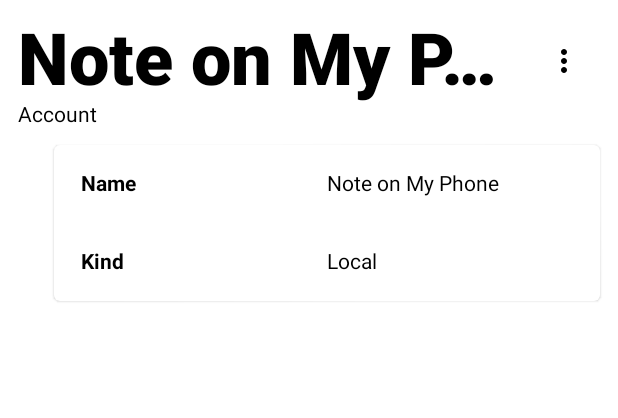
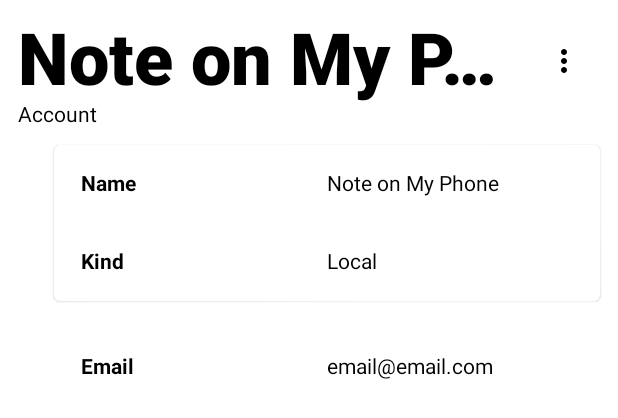
Before and after one commit to bwqr/mavinote, an Android app built with Jetpack Compose: the @Preview function AccountPreview, on a phone screen of 412 x 824 dp. Shown: the top 418 px of the screen. Run offline under Robolectric (Android 15) with nearby library versions, the phone set to English and light mode, and no system bars.

Commit message:
show mavinote account information

```diff
--- a/android/app/src/main/java/com/bwqr/mavinote/ui/note/Account.kt
+++ b/android/app/src/main/java/com/bwqr/mavinote/ui/note/Account.kt
@@ -1,13 +1,10 @@
 package com.bwqr.mavinote.ui.note
 
 import android.util.Log
-import androidx.compose.foundation.clickable
 import androidx.compose.foundation.layout.Column
 import androidx.compose.foundation.layout.Row
 import androidx.compose.foundation.layout.fillMaxWidth
 import androidx.compose.foundation.layout.padding
-import androidx.compose.foundation.lazy.LazyColumn
-import androidx.compose.foundation.lazy.items
 import androidx.compose.material.*
 import androidx.compose.material.icons.Icons
 import androidx.compose.material.icons.filled.MoreVert
@@ -22,6 +19,7 @@ import androidx.navigation.NavController
 import com.bwqr.mavinote.R
 import com.bwqr.mavinote.models.Account
 import com.bwqr.mavinote.models.AccountKind
+import com.bwqr.mavinote.models.Mavinote
 import com.bwqr.mavinote.models.ReaxException
 import com.bwqr.mavinote.ui.Title
 import com.bwqr.mavinote.viewmodels.NoteViewModel
@@ -32,10 +30,21 @@ fun Account(navController: NavController, accountId: Int) {
     val scope = rememberCoroutineScope()
     var inProgress by remember { mutableStateOf(false) }
     var account by remember { mutableStateOf<Account?>(null) }
+    var mavinote by remember { mutableStateOf<Mavinote?>(null) }
 
     LaunchedEffect(key1 = 0) {
         try {
             account = NoteViewModel().account(accountId)
+
+            account?.let {
+                if (AccountKind.Mavinote == it.kind) {
+                    try {
+                        mavinote = NoteViewModel().mavinoteAccount(it.id)
+                    } catch (e: ReaxException) {
+                        e.handle()
+                    }
+                }
+            }
 
             if (account == null) {
                 Log.e("Account", "accountId $accountId does not exist")
@@ -45,8 +54,8 @@ fun Account(navController: NavController, accountId: Int) {
         }
     }
 
-    account?.let {
-        AccountView(it) {
+    account?.let { it ->
+        AccountView(it, mavinote) {
             if (inProgress) {
                 return@AccountView
             }
@@ -66,10 +75,11 @@ fun Account(navController: NavController, accountId: Int) {
             }
         }
     }
+
 }
 
 @Composable
-fun AccountView(account: Account, onDelete: () -> Unit) {
+fun AccountView(account: Account, mavinote: Mavinote?, onDelete: () -> Unit) {
     var expanded by remember { mutableStateOf(false) }
 
     Column(modifier = Modifier.padding(12.dp)) {
@@ -122,6 +132,34 @@ fun AccountView(account: Account, onDelete: () -> Unit) {
                 }
             }
         }
+
+        mavinote?.let {
+            MavinoteAccountView(it)
+        }
+    }
+}
+
+@Composable
+fun MavinoteAccountView(mavinote: Mavinote) {
+    Card(
+        elevation = 1.dp,
+        modifier = Modifier
+            .padding(24.dp, 0.dp, 0.dp, 18.dp)
+            .fillMaxWidth()
+    ) {
+        Column {
+            Row(modifier = Modifier.padding(18.dp)) {
+                Text(
+                    text = "Email",
+                    fontWeight = FontWeight.Bold,
+                    modifier = Modifier.weight(1f)
+                )
+                Text(
+                    mavinote.email,
+                    modifier = Modifier.weight(1f)
+                )
+            }
+        }
     }
 }
 
@@ -129,6 +167,7 @@ fun AccountView(account: Account, onDelete: () -> Unit) {
 @Composable
 fun AccountPreview() {
     val account = Account(1, "Note on My Phone", AccountKind.Local)
+    val mavinote = Mavinote("email@email.com", "")
 
-    AccountView(account) {}
+    AccountView(account, mavinote) {}
 }
```
Also changed, not shown: android/app/build.gradle (+4 -4 lines), android/app/src/main/java/com/bwqr/mavinote/ui/note/AccountAdd.kt (+10 -3 lines), 2 other files.
